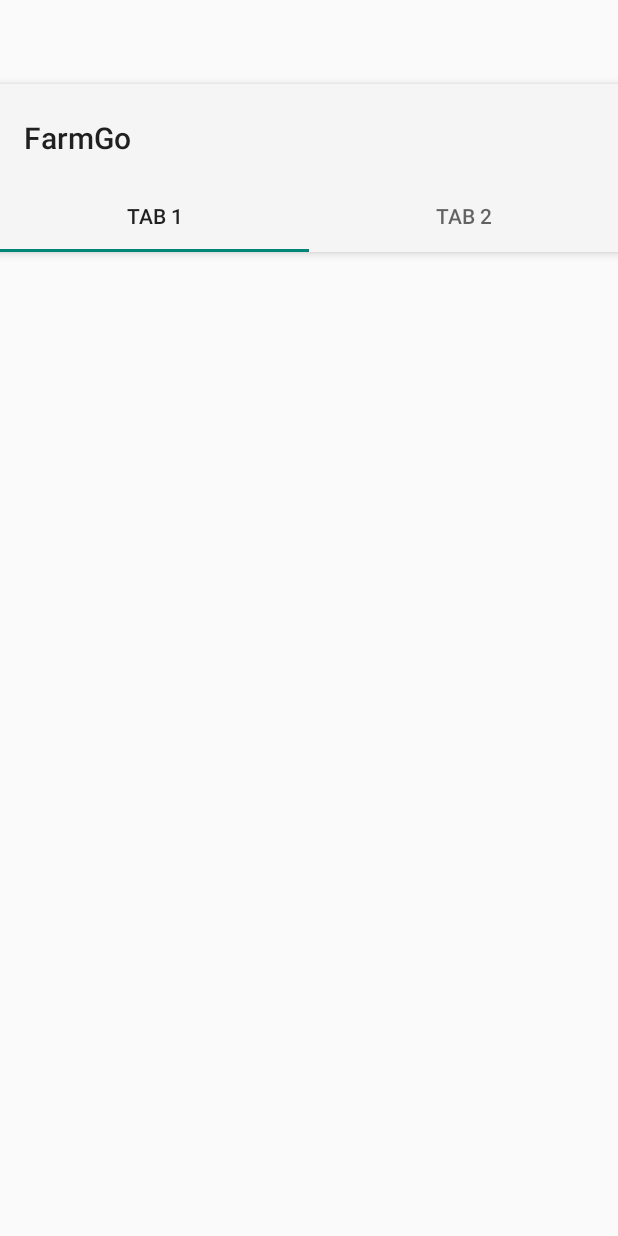
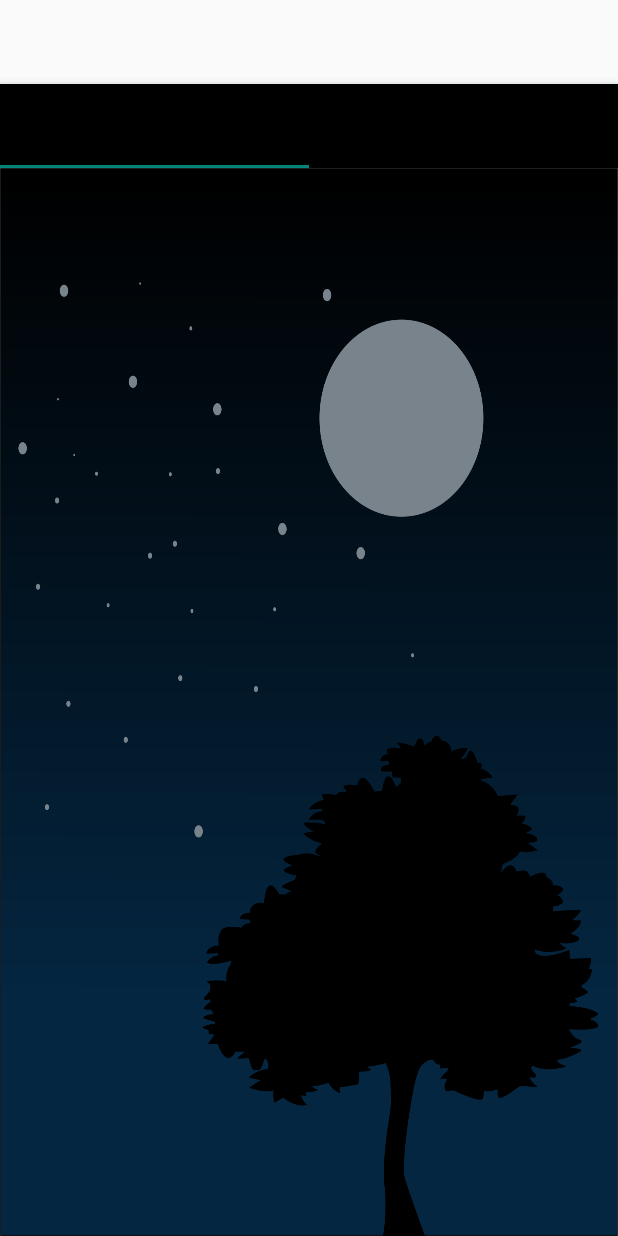
Before and after one commit to rhesaav/FarmGo, an Android app: the layout activity_tab.xml on its own in the app's theme, with its tools: preview values and no code run, on a phone screen of 412 x 824 dp. Run offline under Robolectric (Android 15) with nearby library versions, the phone set to English and light mode, and no system bars.

Commit message:
+ create and editing the layout for register

```diff
--- a/app/src/main/AndroidManifest.xml
+++ b/app/src/main/AndroidManifest.xml
@@ -29,6 +29,12 @@
                 <category android:name="android.intent.category.LAUNCHER" />
             </intent-filter>
         </activity>
+        <activity android:name=".TabActivity">
+            <intent-filter>
+                <action android:name="android.intent.action.MAIN" />
+                <category android:name="android.intent.category.LAUNCHER" />
+            </intent-filter>
+        </activity>
         <activity android:name=".SignupActivityMember" />
         <activity android:name=".SignupActivityOwner" />
         <activity android:name=".MainActivity" />
--- a/app/src/main/java/id/sch/smktelkom_mlg/afinal/xirpl1052029/farmgo/TabActivity.java
+++ b/app/src/main/java/id/sch/smktelkom_mlg/afinal/xirpl1052029/farmgo/TabActivity.java
@@ -7,7 +7,6 @@ import android.support.v4.app.FragmentManager;
 import android.support.v4.app.FragmentPagerAdapter;
 import android.support.v4.view.ViewPager;
 import android.support.v7.app.AppCompatActivity;
-import android.support.v7.widget.Toolbar;
 import android.view.LayoutInflater;
 import android.view.Menu;
 import android.view.MenuItem;
@@ -36,9 +35,6 @@ public class TabActivity extends AppCompatActivity {
     protected void onCreate(Bundle savedInstanceState) {
         super.onCreate(savedInstanceState);
         setContentView(R.layout.activity_tab);
-
-        Toolbar toolbar = findViewById(R.id.toolbar);
-        setSupportActionBar(toolbar);
         // Create the adapter that will return a fragment for each of the three
         // primary sections of the activity.
         mSectionsPagerAdapter = new SectionsPagerAdapter(getSupportFragmentManager());
@@ -132,7 +128,6 @@ public class TabActivity extends AppCompatActivity {
                 case 1:
                     Tab2 tab2 = new Tab2();
                     return tab2;
-
             }
             return null;
         }
--- a/app/src/main/res/layout/activity_tab.xml
+++ b/app/src/main/res/layout/activity_tab.xml
@@ -12,37 +12,28 @@
         android:id="@+id/appbar"
         android:layout_width="match_parent"
         android:layout_height="wrap_content"
+        android:background="@android:color/black"
         android:paddingTop="@dimen/appbar_padding_top"
         android:theme="@style/AppTheme.AppBarOverlay">
-
-        <android.support.v7.widget.Toolbar
-            android:id="@+id/toolbar"
-            android:layout_width="match_parent"
-            android:layout_height="?attr/actionBarSize"
-            android:layout_weight="1"
-            android:background="?attr/colorPrimary"
-            app:layout_scrollFlags="scroll|enterAlways"
-            app:popupTheme="@style/AppTheme.PopupOverlay"
-            app:title="@string/app_name">
-
-        </android.support.v7.widget.Toolbar>
 
         <android.support.design.widget.TabLayout
             android:id="@+id/tabs"
             android:layout_width="match_parent"
-            android:layout_height="wrap_content">
+            android:layout_height="wrap_content"
+            android:background="@android:color/black"
+            app:tabBackground="@android:color/transparent">
 
             <android.support.design.widget.TabItem
                 android:id="@+id/tabItem"
                 android:layout_width="wrap_content"
                 android:layout_height="wrap_content"
-                android:text="@string/tab_text_1" />
+                android:text="Owner" />
 
             <android.support.design.widget.TabItem
                 android:id="@+id/tabItem2"
                 android:layout_width="wrap_content"
                 android:layout_height="wrap_content"
-                android:text="@string/tab_text_2" />
+                android:text="Member" />
 
 
         </android.support.design.widget.TabLayout>
@@ -52,6 +43,7 @@
         android:id="@+id/container"
         android:layout_width="match_parent"
         android:layout_height="match_parent"
+        android:background="@drawable/bg_farmgo1"
         app:layout_behavior="@string/appbar_scrolling_view_behavior" />
 
 
```
Also changed, not shown: app/src/main/res/drawable/line.xml (added, +8 -0 lines), app/src/main/res/layout/tab1.xml (+64 -7 lines), app/src/main/res/drawable/bg_farmgo1.png (added).
